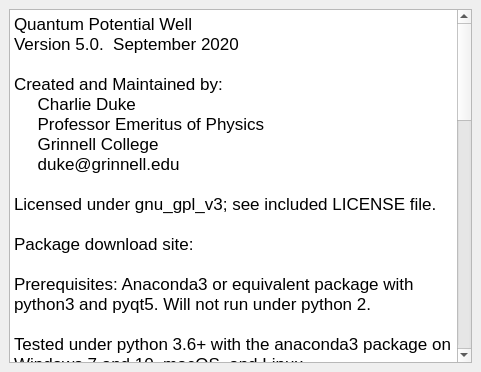
This is src/InfoDock.ui in dukecld/QuantumWell as Qt 5 draws it before an edit. The edited form follows.
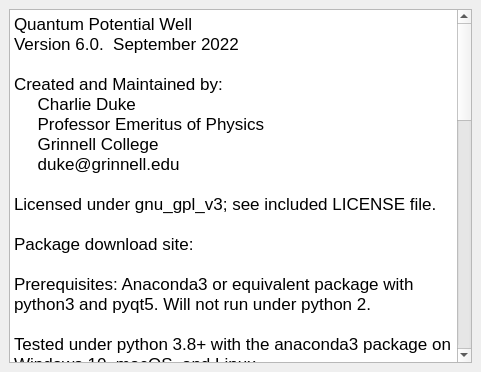
This is the edited form.

```diff
--- a/src/InfoDock.ui
+++ b/src/InfoDock.ui
@@ -32,7 +32,7 @@
 p, li { white-space: pre-wrap; }
 &lt;/style&gt;&lt;/head&gt;&lt;body style=&quot; font-family:'.AppleSystemUIFont'; font-size:13pt; font-weight:400; font-style:normal;&quot;&gt;
 &lt;p style=&quot; margin-top:0px; margin-bottom:0px; margin-left:0px; margin-right:0px; -qt-block-indent:0; text-indent:0px;&quot;&gt;Quantum Potential Well&lt;/p&gt;
-&lt;p style=&quot; margin-top:0px; margin-bottom:0px; margin-left:0px; margin-right:0px; -qt-block-indent:0; text-indent:0px;&quot;&gt;Version 5.0.  September 2020&lt;/p&gt;
+&lt;p style=&quot; margin-top:0px; margin-bottom:0px; margin-left:0px; margin-right:0px; -qt-block-indent:0; text-indent:0px;&quot;&gt;Version 6.0.  September 2022&lt;/p&gt;
 &lt;p style=&quot;-qt-paragraph-type:empty; margin-top:0px; margin-bottom:0px; margin-left:0px; margin-right:0px; -qt-block-indent:0; text-indent:0px;&quot;&gt;&lt;br /&gt;&lt;/p&gt;
 &lt;p style=&quot; margin-top:0px; margin-bottom:0px; margin-left:0px; margin-right:0px; -qt-block-indent:0; text-indent:0px;&quot;&gt;Created and Maintained by:&lt;/p&gt;
 &lt;p style=&quot; margin-top:0px; margin-bottom:0px; margin-left:0px; margin-right:0px; -qt-block-indent:0; text-indent:0px;&quot;&gt;     Charlie Duke&lt;/p&gt;
@@ -46,7 +46,7 @@
 &lt;p style=&quot;-qt-paragraph-type:empty; margin-top:0px; margin-bottom:0px; margin-left:0px; margin-right:0px; -qt-block-indent:0; text-indent:0px;&quot;&gt;&lt;br /&gt;&lt;/p&gt;
 &lt;p style=&quot; margin-top:0px; margin-bottom:0px; margin-left:0px; margin-right:0px; -qt-block-indent:0; text-indent:0px;&quot;&gt;Prerequisites: Anaconda3 or equivalent package with python3 and pyqt5. Will not run under python 2.&lt;/p&gt;
 &lt;p style=&quot;-qt-paragraph-type:empty; margin-top:0px; margin-bottom:0px; margin-left:0px; margin-right:0px; -qt-block-indent:0; text-indent:0px;&quot;&gt;&lt;br /&gt;&lt;/p&gt;
-&lt;p style=&quot; margin-top:0px; margin-bottom:0px; margin-left:0px; margin-right:0px; -qt-block-indent:0; text-indent:0px;&quot;&gt;Tested under python 3.6+ with the anaconda3 package on Windows 7 and 10, macOS, and Linux.&lt;/p&gt;
+&lt;p style=&quot; margin-top:0px; margin-bottom:0px; margin-left:0px; margin-right:0px; -qt-block-indent:0; text-indent:0px;&quot;&gt;Tested under python 3.8+ with the anaconda3 package on Windows 10, macOS, and Linux.&lt;/p&gt;
 &lt;p style=&quot; margin-top:0px; margin-bottom:0px; margin-left:0px; margin-right:0px; -qt-block-indent:0; text-indent:0px;&quot;&gt; &lt;/p&gt;
 &lt;p style=&quot; margin-top:0px; margin-bottom:0px; margin-left:0px; margin-right:0px; -qt-block-indent:0; text-indent:0px;&quot;&gt;Designed for the Grinnell College modern physics course, normally taken by second-year students.  Assumes little prior knowledge of quantum mechanics.  &lt;/p&gt;
 &lt;p style=&quot;-qt-paragraph-type:empty; margin-top:0px; margin-bottom:0px; margin-left:0px; margin-right:0px; -qt-block-indent:0; text-indent:0px;&quot;&gt;&lt;br /&gt;&lt;/p&gt;
```
